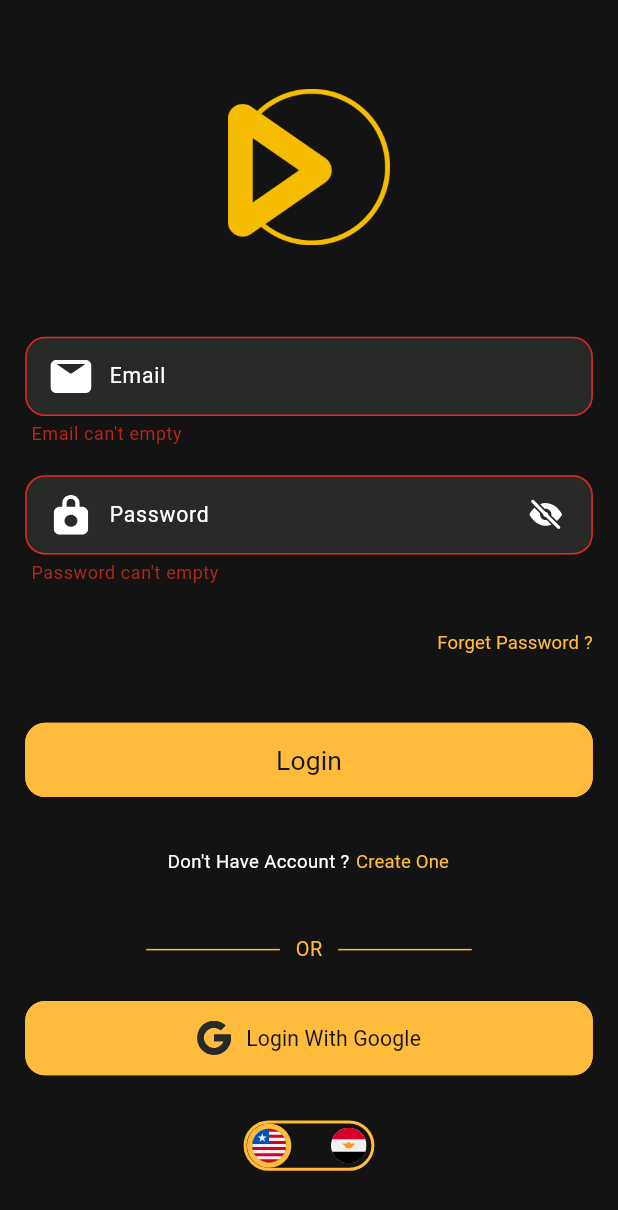
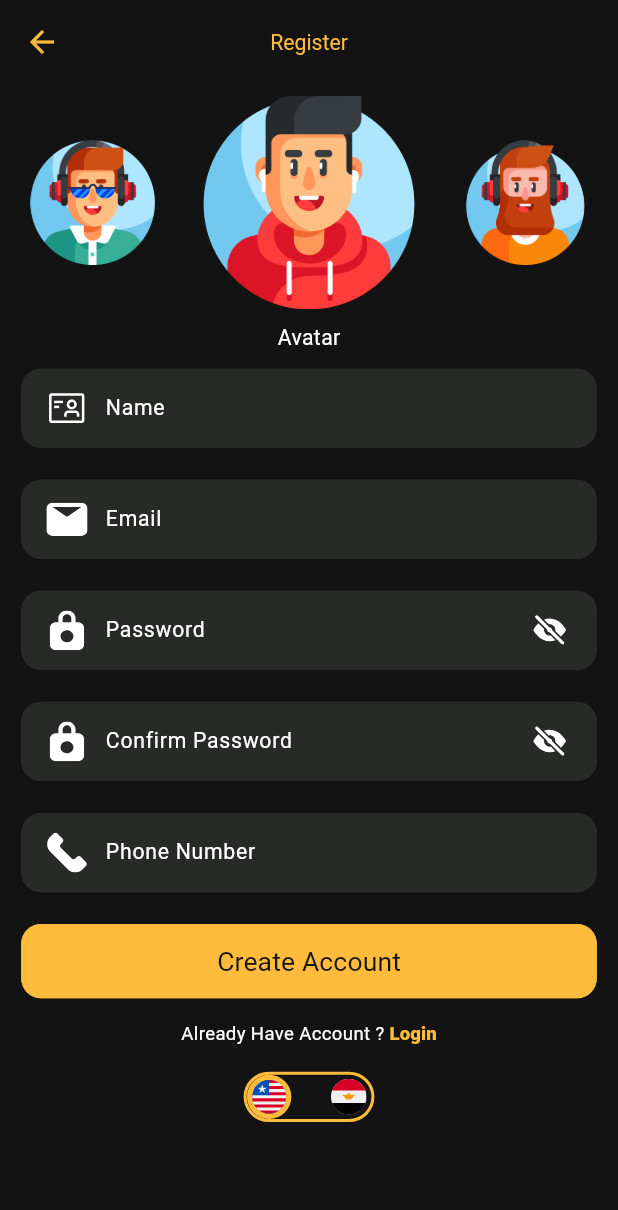
Before and after one commit to faridaossama022-arch/movies_app_team4, a Flutter app: the LoginScreen screen opened by its route, after a tap on "Login", after a tap on "Create One", on a phone screen of 412 x 824 dp. Shown: the top 1210 px of the screen. Run offline on Flutter 3.47's test engine with Material 3 defaults, Android fonts, the phone set to English and light mode, and no system bars; our stand-ins replace flutter_screenutil, flutter_svg, google_fonts.

Commit message:
Add register screen UI and link it to login

```diff
--- a/lib/core/resources/assets_manager.dart
+++ b/lib/core/resources/assets_manager.dart
@@ -13,4 +13,16 @@ abstract final class AssetsManager {
   static const String google = "assets/images/google.svg";
   static const String us = "assets/images/us.svg";
   static const String eg = "assets/images/eg.svg";
+  static const String name = "assets/images/name.svg";
+  static const String phone = "assets/images/phone.svg";
+  static const String avatar1 = "assets/images/avatar1.png";
+  static const String avatar2 = "assets/images/avatar2.png";
+  static const String avatar3 = "assets/images/avatar3.png";
+  static const String avatar4 = "assets/images/avatar4.png";
+  static const String avatar5 = "assets/images/avatar5.png";
+  static const String avatar6 = "assets/images/avatar6.png";
+  static const String avatar7 = "assets/images/avatar7.png";
+  static const String avatar8 = "assets/images/avatar8.png";
+  static const String avatar9 = "assets/images/avatar9.png";
+
 }
--- a/lib/core/resources/routes_manager.dart
+++ b/lib/core/resources/routes_manager.dart
@@ -2,4 +2,6 @@ abstract final class RoutesManager {
   static const String splashRoute = "/splash";
   static const String onboardingRoute = "/onboarding";
   static const String loginRoute = "/login";
+  static const String registerRoute = "/register";
+
 }
--- a/lib/core/resources/strings_manager.dart
+++ b/lib/core/resources/strings_manager.dart
@@ -23,8 +23,20 @@ abstract final class StringsManager {
   static const String createOne = "Create One";
   static const String or = "OR";
   static const String loginWithGoogle = "Login With Google";
-  static const String emailEmpty = "Email can't empty";
+  static const String emailEmpty = "Email can't be empty";
   static const String emailInvalid = "Invalid email";
-  static const String passwordEmpty = "Password can't empty";
+  static const String passwordEmpty = "Password can't be empty";
   static const String passwordShort = "Password can't be less than 8 characters";
-  }
+  static const String register = "Register";
+  static const String avatar = "Avatar";
+  static const String name = "Name";
+  static const String confirmPassword = "Confirm Password";
+  static const String phoneNumber = "Phone Number";
+  static const String createAccount = "Create Account";
+  static const String alreadyHaveAccount = "Already Have Account ? ";
+  static const String nameEmpty = "Name can't be empty";
+  static const String confirmPasswordEmpty = "Confirm password can't be empty";
+  static const String passwordNotMatch = "Passwords don't match";
+  static const String phoneEmpty = "Phone number can't be empty";
+  static const String phoneInvalid = "Invalid phone number";
+}
--- a/lib/main.dart
+++ b/lib/main.dart
@@ -3,6 +3,7 @@ import 'package:flutter_screenutil/flutter_screenutil.dart';
 import 'package:movie_app/core/resources/routes_manager.dart';
 import 'package:movie_app/ui/login/screen/login_screen.dart';
 import 'package:movie_app/ui/onboarding/screen/onboarding_screen.dart';
+import 'package:movie_app/ui/register/screen/register_screen.dart';
 import 'package:movie_app/ui/splash/screen/splash_screen.dart';
 
 void main() {
@@ -25,6 +26,7 @@ class MyApp extends StatelessWidget {
           RoutesManager.splashRoute: (_) => SplashScreen(),
           RoutesManager.onboardingRoute: (_) => OnboardingScreen(),
           RoutesManager.loginRoute: (_) => LoginScreen(),
+          RoutesManager.registerRoute: (_) => RegisterScreen(),
         },
         initialRoute: RoutesManager.splashRoute,
       ),
--- a/lib/ui/login/screen/login_screen.dart
+++ b/lib/ui/login/screen/login_screen.dart
@@ -4,10 +4,11 @@ import 'package:google_fonts/google_fonts.dart';
 import 'package:movie_app/core/resources/app_constants.dart';
 import 'package:movie_app/core/resources/assets_manager.dart';
 import 'package:movie_app/core/resources/colors_manager.dart';
+import 'package:movie_app/core/resources/routes_manager.dart';
 import 'package:movie_app/core/resources/strings_manager.dart';
 import 'package:movie_app/core/reusable_components/custom_button.dart';
 import 'package:movie_app/core/reusable_components/custom_field.dart';
-import 'package:movie_app/ui/login/widgets/language_switch.dart';
+import 'package:movie_app/core/reusable_components/language_switch.dart';
 
 class LoginScreen extends StatefulWidget {
   const LoginScreen({super.key});
@@ -124,7 +125,9 @@ class _LoginScreenState extends State<LoginScreen> {
                       ),
                     ),
                     TextButton(
-                      onPressed: () {},
+                      onPressed: () {
+                        Navigator.pushNamed(context, RoutesManager.registerRoute);
+                      },
                       style: TextButton.styleFrom(padding: EdgeInsets.zero),
                       child: Text(
                         StringsManager.createOne,
--- /dev/null
+++ b/lib/ui/register/screen/register_screen.dart
@@ -0,0 +1,289 @@
+import 'package:flutter/material.dart';
+import 'package:flutter_screenutil/flutter_screenutil.dart';
+import 'package:google_fonts/google_fonts.dart';
+import 'package:movie_app/core/resources/app_constants.dart';
+import 'package:movie_app/core/resources/assets_manager.dart';
+import 'package:movie_app/core/resources/colors_manager.dart';
+import 'package:movie_app/core/resources/strings_manager.dart';
+import 'package:movie_app/core/reusable_components/custom_button.dart';
+import 'package:movie_app/core/reusable_components/custom_field.dart';
+import 'package:movie_app/core/reusable_components/language_switch.dart';
+
+class RegisterScreen extends StatefulWidget {
+  const RegisterScreen({super.key});
+
+  @override
+  State<RegisterScreen> createState() => _RegisterScreenState();
+}
+
+class _RegisterScreenState extends State<RegisterScreen> {
+  GlobalKey<FormState> formKey = GlobalKey<FormState>();
+  late TextEditingController nameController;
+  late TextEditingController emailController;
+  late TextEditingController passController;
+  late TextEditingController confirmPassController;
+  late TextEditingController phoneController;
+  late PageController avatarController;
+  int selectedAvatar = 4;
+  String selectedLanguage = "en";
+  List<String> avatars = [
+    AssetsManager.avatar3,
+    AssetsManager.avatar4,
+    AssetsManager.avatar5,
+    AssetsManager.avatar2,
+    AssetsManager.avatar8,
+    AssetsManager.avatar1,
+    AssetsManager.avatar6,
+    AssetsManager.avatar7,
+    AssetsManager.avatar9,
+  ];
+
+  @override
+  void initState() {
+    super.initState();
+    nameController = TextEditingController();
+    emailController = TextEditingController();
+    passController = TextEditingController();
+    confirmPassController = TextEditingController();
+    phoneController = TextEditingController();
+    avatarController = PageController(
+      viewportFraction: 0.35,
+      initialPage: selectedAvatar,
+    );
+  }
+
+  @override
+  void dispose() {
+    nameController.dispose();
+    emailController.dispose();
+    passController.dispose();
+    confirmPassController.dispose();
+    phoneController.dispose();
+    avatarController.dispose();
+    super.dispose();
+  }
+
+  @override
+  Widget build(BuildContext context) {
+    return Scaffold(
+      backgroundColor: ColorsManager.black,
+      appBar: AppBar(
+        backgroundColor: ColorsManager.black,
+        scrolledUnderElevation: 0,
+        centerTitle: true,
+        leading: IconButton(
+          onPressed: () {
+            Navigator.pop(context);
+          },
+          icon: Icon(Icons.arrow_back, color: ColorsManager.yellow),
+        ),
+        title: Text(
+          StringsManager.register,
+          style: GoogleFonts.roboto(
+            fontSize: 16.sp,
+            fontWeight: FontWeight.w400,
+            color: ColorsManager.yellow,
+          ),
+        ),
+      ),
+      body: Form(
+        key: formKey,
+        child: SingleChildScrollView(
+          child: Column(
+            children: [
+              SizedBox(height: 9.h),
+              SizedBox(
+                height: 161.h,
+                child: PageView.builder(
+                  controller: avatarController,
+                  itemCount: avatars.length,
+                  onPageChanged: (index) {
+                    setState(() {
+                      selectedAvatar = index;
+                    });
+                  },
+                  itemBuilder: (context, index) => buildAvatar(index),
+                ),
+              ),
+              SizedBox(height: 10.h),
+              Text(
+                StringsManager.avatar,
+                style: GoogleFonts.roboto(
+                  fontSize: 16.sp,
+                  fontWeight: FontWeight.w400,
+                  color: ColorsManager.white,
+                ),
+              ),
+              SizedBox(height: 12.h),
+              Padding(
+                padding: REdgeInsets.symmetric(horizontal: 16),
+                child: Column(
+                  children: [
+                    CustomField(
+                      hint: StringsManager.name,
+                      prefixPath: AssetsManager.name,
+                      controller: nameController,
+                      keyboard: TextInputType.name,
+                      validation: (value) {
+                        if (value == null || value.isEmpty) {
+                          return StringsManager.nameEmpty;
+                        }
+                        return null;
+                      },
+                    ),
+                    SizedBox(height: 24.h),
+                    CustomField(
+                      hint: StringsManager.email,
+                      prefixPath: AssetsManager.email,
+                      controller: emailController,
+                      keyboard: TextInputType.emailAddress,
+                      validation: (value) {
+                        if (value == null || value.isEmpty) {
+                          return StringsManager.emailEmpty;
+                        }
+                        if (!RegExp(AppConstants.emailRegex).hasMatch(value)) {
+                          return StringsManager.emailInvalid;
+                        }
+                        return null;
+                      },
+                    ),
+                    SizedBox(height: 24.h),
+                    CustomField(
+                      hint: StringsManager.password,
+                      prefixPath: AssetsManager.password,
+                      controller: passController,
+                      keyboard: TextInputType.visiblePassword,
+                      isPassword: true,
+                      validation: (value) {
+                        if (value == null || value.isEmpty) {
+                          return StringsManager.passwordEmpty;
+                        }
+                        if (value.length < 8) {
+                          return StringsManager.passwordShort;
+                        }
+                        return null;
+                      },
+                    ),
+                    SizedBox(height: 24.h),
+                    CustomField(
+                      hint: StringsManager.confirmPassword,
+                      prefixPath: AssetsManager.password,
+                      controller: confirmPassController,
+                      keyboard: TextInputType.visiblePassword,
+                      isPassword: true,
+                      validation: (value) {
+                        if (value == null || value.isEmpty) {
+                          return StringsManager.confirmPasswordEmpty;
+                        }
+                        if (value != passController.text) {
+                          return StringsManager.passwordNotMatch;
+                        }
+                        return null;
+                      },
+                    ),
+                    SizedBox(height: 24.h),
+                    CustomField(
+                      hint: StringsManager.phoneNumber,
+                      prefixPath: AssetsManager.phone,
+                      controller: phoneController,
+                      keyboard: TextInputType.phone,
+                      validation: (value) {
+                        if (value == null || value.isEmpty) {
+                          return StringsManager.phoneEmpty;
+                        }
+                        if (value.length != 11) {
+                          return StringsManager.phoneInvalid;
+                        }
+                        return null;
+                      },
+                    ),
+                    SizedBox(height: 24.h),
+                    CustomButton(
+                      title: StringsManager.createAccount,
+                      height: 56,
+                      textStyle: GoogleFonts.roboto(
+                        fontSize: 20.sp,
+                        fontWeight: FontWeight.w400,
+                        color: ColorsManager.black,
+                      ),
+                      onClick: () {
+                        if (formKey.currentState?.validate() ?? false) {}
+                      },
+                    ),
+                    SizedBox(height: 17.h),
+                    Row(
+                      mainAxisAlignment: MainAxisAlignment.center,
+                      children: [
+                        Text(
+                          StringsManager.alreadyHaveAccount,
+                          style: GoogleFonts.roboto(
+                            fontSize: 14.sp,
+                            fontWeight: FontWeight.w400,
+                            color: ColorsManager.white,
+                          ),
+                        ),
+                        TextButton(
+                          onPressed: () {
+                            Navigator.pop(context);
+                          },
+                          style: TextButton.styleFrom(
+                            padding: EdgeInsets.zero,
+                            minimumSize: Size.zero,
+                            tapTargetSize: MaterialTapTargetSize.shrinkWrap,
+                          ),
+                          child: Text(
+                            StringsManager.login,
+                            style: GoogleFonts.roboto(
+                              fontSize: 14.sp,
+                              fontWeight: FontWeight.w900,
+                              color: ColorsManager.yellow,
+                            ),
+                          ),
+                        ),
+                      ],
+                    ),
+                    SizedBox(height: 18.h),
+                    LanguageSwitch(
+                      selectedLanguage: selectedLanguage,
+                      onChanged: (languageCode) {
+                        setState(() {
+                          selectedLanguage = languageCode;
+                        });
+                      },
+                    ),
+                    SizedBox(height: 30.h),
+                  ],
+                ),
+              ),
+            ],
+          ),
+        ),
+      ),
+    );
+  }
+
+  Widget buildAvatar(int index) {
+    bool isSelected = index == selectedAvatar;
+    return GestureDetector(
+      onTap: () {
+        avatarController.animateToPage(
+          index,
+          duration: const Duration(milliseconds: 300),
+          curve: Curves.easeInOut,
+        );
+      },
+      child: OverflowBox(
+        minWidth: 0,
+        minHeight: 0,
+        maxWidth: 158.w,
+        maxHeight: 161.h,
+        child: AnimatedContainer(
+          duration: const Duration(milliseconds: 300),
+          width: isSelected ? 158.w : 94.w,
+          height: isSelected ? 161.h : 94.h,
+          child: Image.asset(avatars[index], fit: BoxFit.contain),
+        ),
+      ),
+    );
+  }
+}
```
Also changed, not shown: assets/images/avatar1.png (added), assets/images/avatar2.png (added), assets/images/avatar3.png (added), assets/images/avatar4.png (added), assets/images/avatar5.png (added), assets/images/avatar6.png (added), assets/images/avatar7.png (added), assets/images/avatar8.png (added), assets/images/avatar9.png (added), assets/images/name.svg (added), assets/images/phone.svg (added), lib/core/reusable_components/language_switch.dart (renamed from lib/ui/login/widgets/language_switch.dart).
